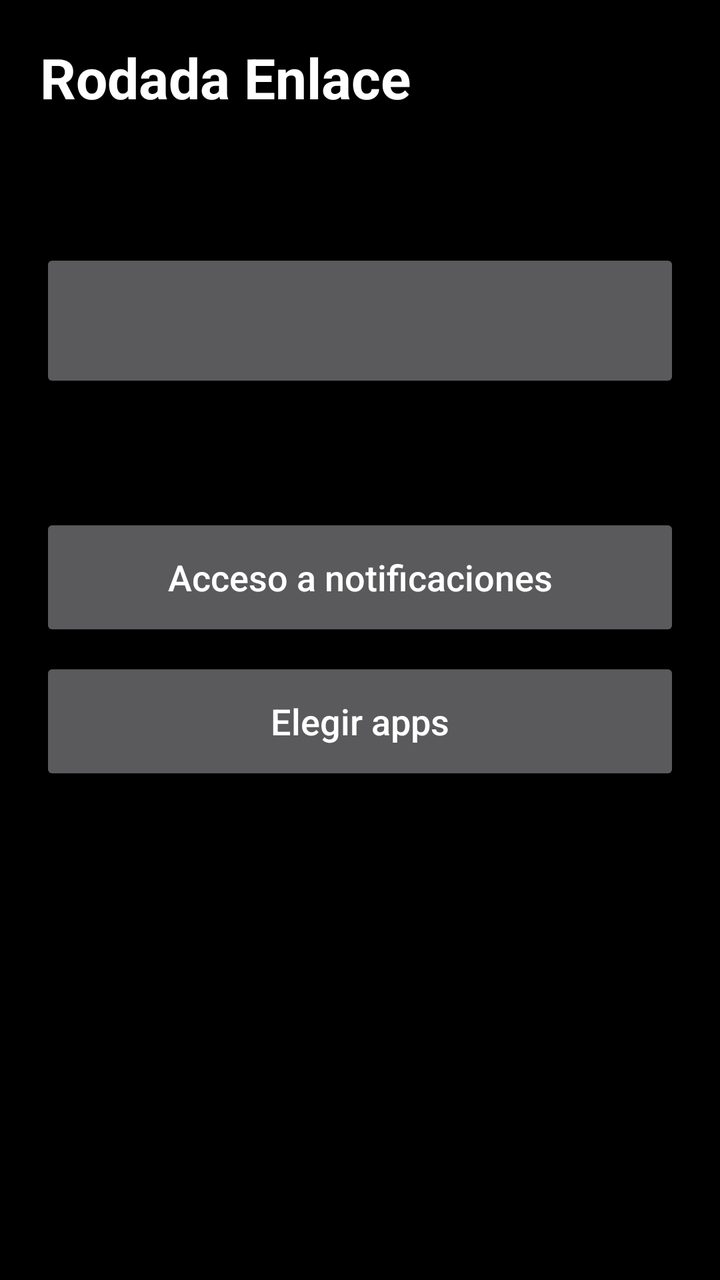
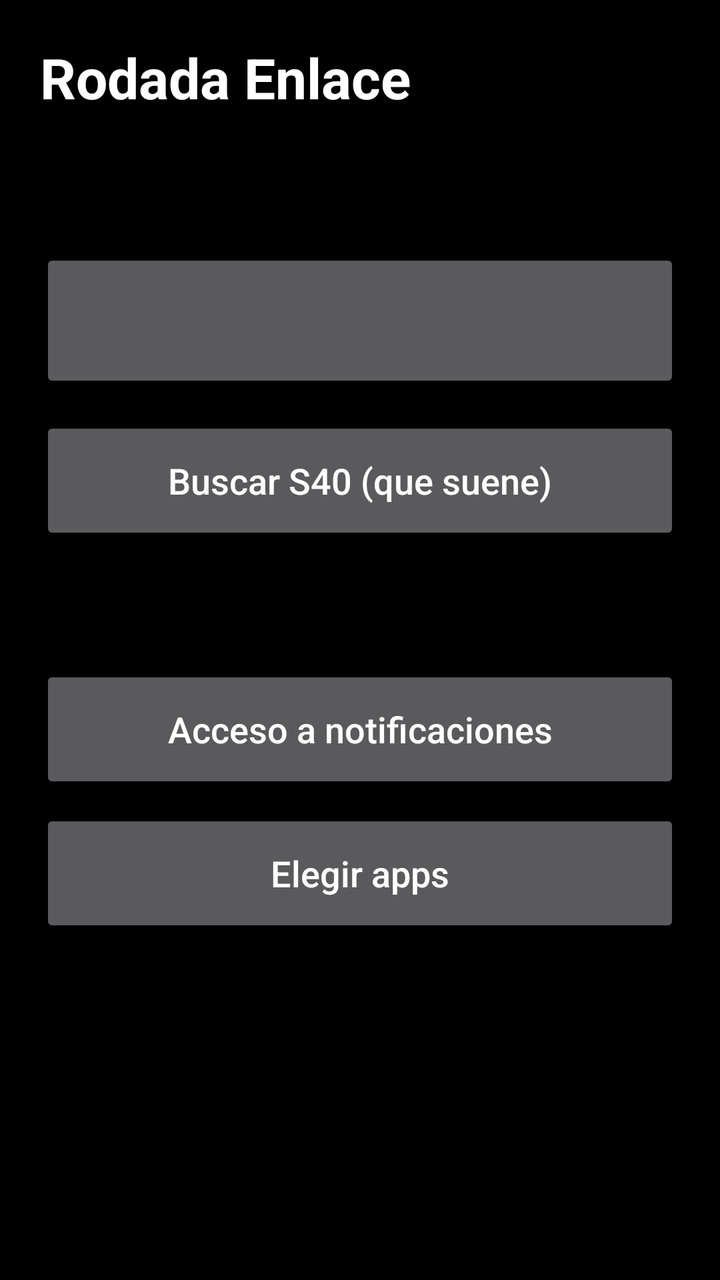

An Android layout rendered at two revisions. The XML below is the earlier revision; the diff shows what the commit changed to produce the second picture.
<!-- AndroidManifest.xml: application theme android:Theme.Material.NoActionBar -->
<!-- res/layout/activity_main.xml -->
<?xml version="1.0" encoding="utf-8"?>
<LinearLayout xmlns:android="http://schemas.android.com/apk/res/android"
    android:layout_width="match_parent"
    android:layout_height="match_parent"
    android:background="#000000"
    android:fitsSystemWindows="true"
    android:orientation="vertical"
    android:padding="20dp">

    <TextView
        android:layout_width="match_parent"
        android:layout_height="wrap_content"
        android:text="@string/app_name"
        android:textColor="#FFFFFF"
        android:textSize="28sp"
        android:textStyle="bold" />

    <TextView
        android:id="@+id/state"
        android:layout_width="match_parent"
        android:layout_height="wrap_content"
        android:layout_marginTop="16dp"
        android:textColor="#FFFFFF"
        android:textSize="20sp" />

    <Button
        android:id="@+id/toggle"
        android:layout_width="match_parent"
        android:layout_height="72dp"
        android:layout_marginTop="24dp"
        android:textAllCaps="false"
        android:textSize="20sp" />

    <TextView
        android:id="@+id/listener_state"
        android:layout_width="match_parent"
        android:layout_height="wrap_content"
        android:layout_marginTop="28dp"
        android:textColor="#FFFFFF"
        android:textSize="18sp" />

    <Button
        android:id="@+id/listener_access"
        android:layout_width="match_parent"
        android:layout_height="64dp"
        android:layout_marginTop="8dp"
        android:text="@string/listener_access"
        android:textAllCaps="false"
        android:textSize="18sp" />

    <Button
        android:id="@+id/choose_apps"
        android:layout_width="match_parent"
        android:layout_height="64dp"
        android:layout_marginTop="8dp"
        android:text="@string/choose_apps"
        android:textAllCaps="false"
        android:textSize="18sp" />
</LinearLayout>
<!-- resources referenced by this layout -->
<resources>
  <string name="app_name">Rodada Enlace</string>
  <string name="choose_apps">Elegir apps</string>
  <string name="listener_access">Acceso a notificaciones</string>
</resources>

<!-- the commit's change to res/layout/activity_main.xml (unified diff, before → after) -->
@@ -6,6 +6,20 @@
     android:fitsSystemWindows="true"
     android:orientation="vertical"
     android:padding="20dp">
+
+    
+    <Button
+        android:id="@+id/finding_banner"
+        android:layout_width="match_parent"
+        android:layout_height="160dp"
+        android:layout_marginBottom="16dp"
+        android:background="#D32F2F"
+        android:text="@string/find_banner"
+        android:textAllCaps="false"
+        android:textColor="#FFFFFF"
+        android:textSize="26sp"
+        android:textStyle="bold"
+        android:visibility="gone" />
 
     <TextView
         android:layout_width="match_parent"
@@ -30,6 +44,15 @@
         android:layout_marginTop="24dp"
         android:textAllCaps="false"
         android:textSize="20sp" />
+
+    <Button
+        android:id="@+id/find_s40"
+        android:layout_width="match_parent"
+        android:layout_height="64dp"
+        android:layout_marginTop="12dp"
+        android:text="@string/find_s40"
+        android:textAllCaps="false"
+        android:textSize="18sp" />
 
     <TextView
         android:id="@+id/listener_state"
<!-- resource entries referenced after the edit -->
@@ -2,6 +2,8 @@
 <resources>
   <string name="app_name">Rodada Enlace</string>
   <string name="choose_apps">Elegir apps</string>
+  <string name="find_banner">TE ESTÁN BUSCANDO\nToca para dejar de sonar</string>
+  <string name="find_s40">Buscar S40 (que suene)</string>
   <string name="listener_access">Acceso a notificaciones</string>
 </resources>
 
